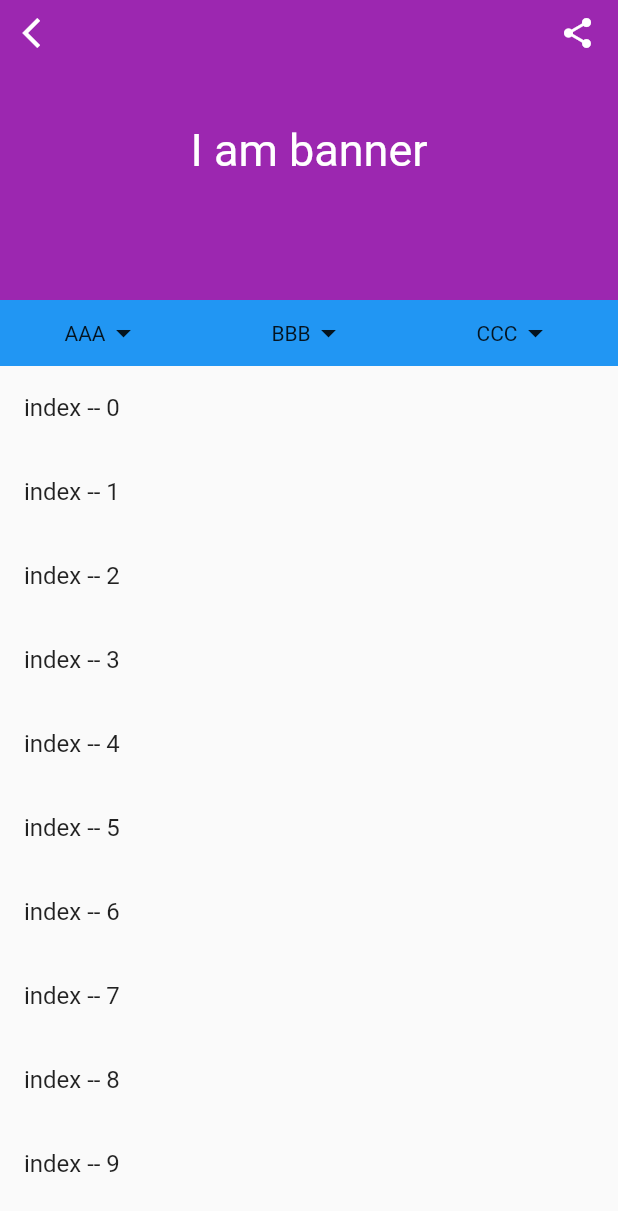
After one commit to LinXunFeng/flutter_demo, a Flutter app: the screen it shows after launch, after a tap on "吸顶菜单", on a phone screen of 412 x 824 dp. The commit adds this screen. Shown: the top 1211 px of the screen. Run offline on Flutter 3.47's test engine with Material 2 defaults, Android fonts, the phone set to English and light mode, and no system bars; our stand-ins replace extended_image, scrollable_positioned_list, tuple; network calls fail.

Commit message:
<feat> (吸顶菜单): 实现功能

```diff
--- a/lib/features/home/home_page.dart
+++ b/lib/features/home/home_page.dart
@@ -1,6 +1,7 @@
 import 'package:flutter/material.dart';
 import 'package:flutter_demo/features/mask/mask_page.dart';
 import 'package:flutter_demo/features/photo_browser/photo_page.dart';
+import 'package:flutter_demo/features/sticky_menu/sticky_menu_page.dart';
 import 'package:flutter_demo/features/vertical_flip/vertical_flip_page.dart';
 import 'package:tuple/tuple.dart';
 
@@ -81,7 +82,22 @@ class HomePage extends StatelessWidget {
             );
           },
         ),
-      )
+      ),
+      Tuple2<HomeListRowType, Widget>(
+        HomeListRowType.verticalFlip,
+        ListTile(
+          title: const Text("吸顶菜单"),
+          onTap: () {
+            Navigator.of(context).push(
+              MaterialPageRoute(
+                builder: (context) {
+                  return StickyMenuPage();
+                },
+              ),
+            );
+          },
+        ),
+      ),
     ];
   }
 }
--- /dev/null
+++ b/lib/features/sticky_menu/sticky_menu_page.dart
@@ -0,0 +1,211 @@
+import 'package:flutter/material.dart';
+import 'package:flutter_demo/widgets/sliver_header_delegate.dart';
+
+class StickyMenuPage extends StatefulWidget {
+  const StickyMenuPage({Key? key}) : super(key: key);
+
+  @override
+  State<StickyMenuPage> createState() => _StickyMenuPageState();
+}
+
+class _StickyMenuPageState extends State<StickyMenuPage> {
+  /// 导航栏高度
+  final double _navContentHeight = 44;
+
+  /// 筛选菜单的高度
+  final double _menuViewHeight = 44;
+
+  /// banner的高度
+  final double _bannerViewHeight = 200;
+
+  double get _headerViewHeight => _menuViewHeight + _bannerViewHeight;
+
+  double _navBgAlpha = 0;
+
+  bool _isShowNavTitle = false;
+
+  final ScrollController _pageController = ScrollController();
+
+  @override
+  void initState() {
+    super.initState();
+    _pageController.addListener(_pageDidScroll);
+  }
+
+  @override
+  void dispose() {
+    super.dispose();
+    _pageController.removeListener(_pageDidScroll);
+  }
+
+  @override
+  Widget build(BuildContext context) {
+    return Scaffold(
+      body: Stack(
+        children: [
+          CustomScrollView(
+            controller: _pageController,
+            slivers: [
+              _buildSliverPersistentHeader(context),
+              _buildContentSliverList(),
+            ],
+          ),
+          Container(
+            color: Colors.grey.withOpacity(_navBgAlpha),
+            child: Column(
+              mainAxisSize: MainAxisSize.min,
+              children: [
+                SafeArea(
+                  bottom: false,
+                  child: _buildNavContentWidget(context),
+                )
+              ],
+            ),
+          ),
+        ],
+      ),
+    );
+  }
+
+  /// 导航栏内容
+  Widget _buildNavContentWidget(BuildContext context) {
+    return Container(
+      height: _navContentHeight,
+      padding: const EdgeInsets.symmetric(horizontal: 15),
+      child: Row(
+        children: [
+          GestureDetector(
+            child: Icon(
+              Icons.arrow_back_ios,
+              color: _isShowNavTitle ? Colors.black : Colors.white,
+            ),
+            onTap: () {
+              Navigator.of(context).pop();
+            },
+          ),
+          Expanded(
+            child: Center(
+              child: Text(
+                "LinXunFeng",
+                style: TextStyle(
+                  fontSize: 17,
+                  fontWeight: FontWeight.bold,
+                  color: Colors.black54.withOpacity(
+                    _isShowNavTitle ? 1 : 0,
+                  ),
+                ),
+              ),
+            ),
+          ),
+          Icon(
+            Icons.share_rounded,
+            color: _isShowNavTitle ? Colors.black : Colors.white,
+          ),
+        ],
+      ),
+    );
+  }
+
+  /// header视图
+  SliverPersistentHeader _buildSliverPersistentHeader(BuildContext context) {
+    final mq = MediaQuery.of(context);
+
+    return SliverPersistentHeader(
+      pinned: true,
+      delegate: SliverHeaderDelegate(
+        maxHeight: _headerViewHeight,
+        minHeight: mq.padding.top + _navContentHeight + _menuViewHeight,
+        child: SizedBox(
+          height: _headerViewHeight,
+          child: Column(
+            children: [
+              Expanded(
+                child: Stack(
+                  fit: StackFit.expand,
+                  children: [
+                    Positioned(
+                      left: 0,
+                      right: 0,
+                      bottom: 0,
+                      child: Container(
+                        height: _bannerViewHeight,
+                        color: Colors.purple,
+                        child: const Center(
+                          child: Text(
+                            "I am banner",
+                            style: TextStyle(fontSize: 30, color: Colors.white),
+                          ),
+                        ),
+                      ),
+                    ),
+                  ],
+                ),
+              ),
+              Container(
+                height: _menuViewHeight,
+                color: Colors.blue,
+                child: Row(
+                  children: [
+                    _buildMenuItem("AAA"),
+                    _buildMenuItem("BBB"),
+                    _buildMenuItem("CCC"),
+                  ],
+                ),
+              ),
+            ],
+          ),
+        ),
+      ),
+    );
+  }
+
+  /// 内容列表
+  SliverList _buildContentSliverList() {
+    return SliverList(
+      delegate: SliverChildBuilderDelegate(
+        (context, index) {
+          return ListTile(title: Text("index -- $index"));
+        },
+      ),
+    );
+  }
+
+  /// 菜单item
+  Widget _buildMenuItem(String title) {
+    return Expanded(
+      child: Row(
+        mainAxisAlignment: MainAxisAlignment.center,
+        children: [
+          Text(title),
+          const Icon(Icons.arrow_drop_down),
+          Container(
+            height: double.infinity,
+            color: Colors.white,
+          ),
+        ],
+      ),
+    );
+  }
+
+  void _pageDidScroll() {
+    final offset = _pageController.offset;
+    final mq = MediaQuery.of(context);
+    final _navHeight = mq.padding.top + _navContentHeight + _menuViewHeight;
+    double _newNavBgAlpha = 0;
+    if (offset < 0) {
+      // 到顶下拉
+      _newNavBgAlpha = 0;
+    } else if (offset >= _navHeight) {
+      // 已经上拉超过阈值
+      _newNavBgAlpha = 1;
+    } else {
+      _newNavBgAlpha = offset / _navHeight;
+    }
+    if (_navBgAlpha != _newNavBgAlpha) {
+      setState(() {
+        _navBgAlpha = _newNavBgAlpha;
+        _isShowNavTitle = _navBgAlpha > .5;
+      });
+    }
+  }
+}
```
Also changed, not shown: lib/widgets/sliver_header_delegate.dart (added, +64 -0 lines).
